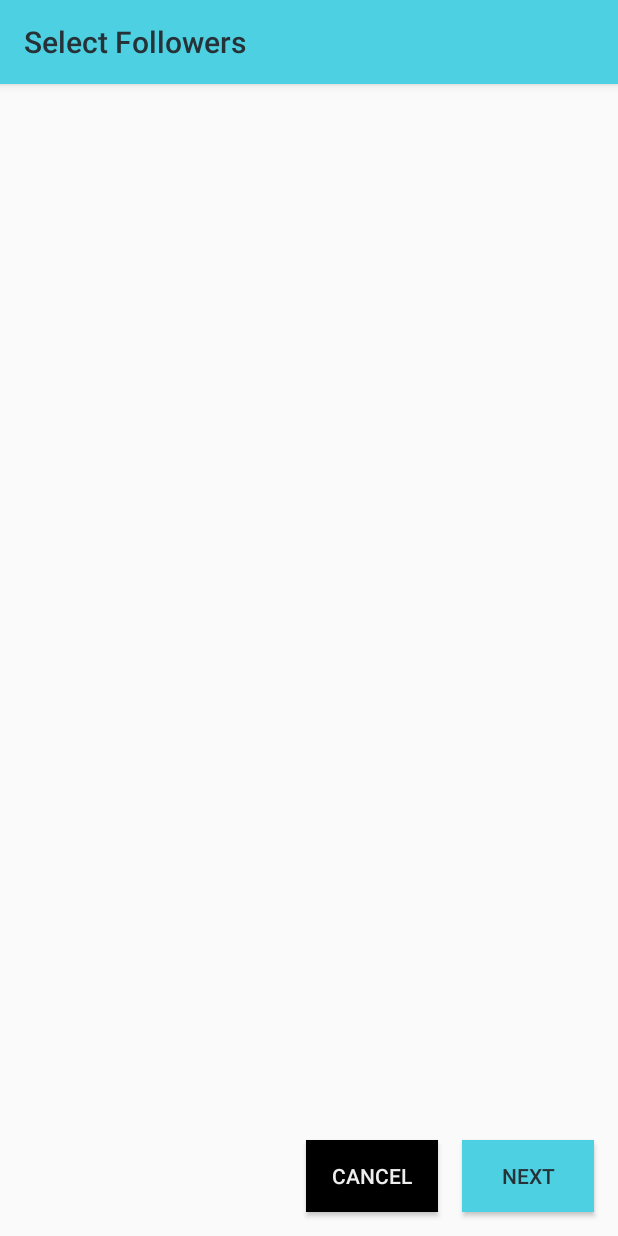
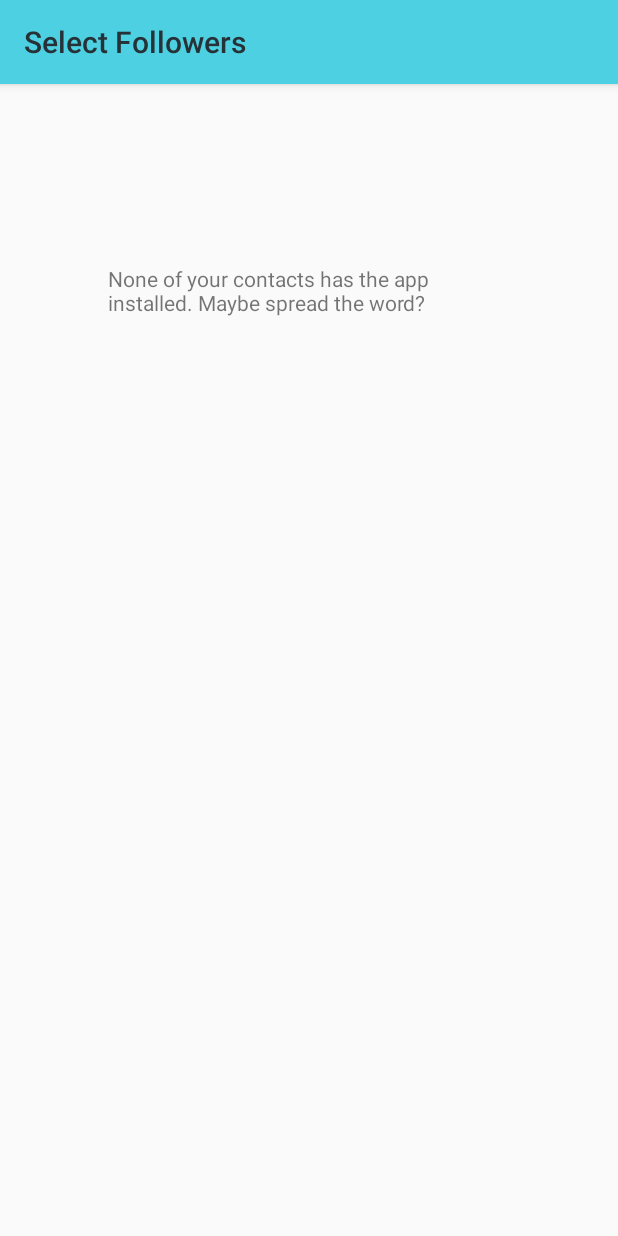
Before and after one commit to DBSE-teaching/isee2018-Codefathers, an Android app: the SelectContacts screen opened directly, with no data from a screen before it, on a phone screen of 412 x 824 dp. Run offline under Robolectric (Android 15) with nearby library versions, the phone set to English and light mode, and no system bars; our stand-ins replace Firebase (no records; nobody signed in at launch, a user with empty details on screens opened directly); 3 statements that could not run were skipped.

Commit message:
fixed bugs on the contacts selection

```diff
--- a/Tripalert/app/build.gradle
+++ b/Tripalert/app/build.gradle
@@ -10,7 +10,7 @@ android {
     defaultConfig {
         applicationId "codefathers.tripalert"
         minSdkVersion 16
-        targetSdkVersion 27
+        targetSdkVersion 22
         versionCode 1
         multiDexEnabled true
         versionName "1.0"
--- a/Tripalert/app/src/main/java/codefathers/tripalert/activities/PhoneAuthActivity.java
+++ b/Tripalert/app/src/main/java/codefathers/tripalert/activities/PhoneAuthActivity.java
@@ -107,7 +107,7 @@ private final String MVERIFICATION_ID = null;
                 //     detect the incoming verification SMS and perform verification without
                 //     user action.
                 Log.d(TAG, "onVerificationCompleted:" + credential);
-                Log.d(TAG, "onVerificationCompleted:" + credential.toString());
+                Log.d(TAG,  "onVerificationCompleted:" + credential.toString());
                 Log.d(TAG, "onVerificationCompleted:" + credential.getSignInMethod().toString());
                 // [START_EXCLUDE silent]
                 mVerificationInProgress = false;
--- a/Tripalert/app/src/main/java/codefathers/tripalert/activities/SelectContacts.java
+++ b/Tripalert/app/src/main/java/codefathers/tripalert/activities/SelectContacts.java
@@ -4,9 +4,15 @@ import android.arch.lifecycle.Observer;
 import android.arch.lifecycle.ViewModelProviders;
 import android.content.ContentResolver;
 import android.content.Intent;
+import android.content.pm.PackageManager;
 import android.database.Cursor;
+import android.graphics.Color;
+import android.os.Build;
 import android.provider.ContactsContract;
 import android.support.annotation.Nullable;
+import android.support.annotation.RequiresApi;
+import android.support.constraint.ConstraintLayout;
+import android.support.v4.content.ContextCompat;
 import android.support.v7.app.AppCompatActivity;
 import android.os.Bundle;
 import android.view.View;
@@ -31,6 +37,8 @@ public class SelectContacts extends AppCompatActivity implements NextStepActivit
 
     private Tracking tracking;
     private SelectConctactsViewModel viewModel;
+    private static final int PERMISSIONS_REQUEST_READ_CONTACTS = 100;
+
     @Override
     protected void onCreate(Bundle savedInstanceState) {
         super.onCreate(savedInstanceState);
@@ -42,7 +50,12 @@ public class SelectContacts extends AppCompatActivity implements NextStepActivit
             @Override
             public void onChanged(@Nullable List<AppUser> appUsers) {
 
-                createAppUserView(viewModel.getFilteredContacts(appUsers));
+                List<AppUser> filteredContacts = viewModel.getFilteredContacts(appUsers);
+                if(filteredContacts != null ){
+                    createAppUserView(filteredContacts);
+                }else{
+                    onNoFilteredContacts();
+                }
             }
 
         });
@@ -50,18 +63,18 @@ public class SelectContacts extends AppCompatActivity implements NextStepActivit
     }
     @Override
     public void onNext(View v) {
-        AppUser user3 = new AppUser("3333333333");
-        AppUser user4 = new AppUser("5555555555");
-        AppUser user5 = new AppUser("2222222222");
-        onClickContact(user3);
-        onClickContact(user4);
-        onClickContact(user3);
         setFollowers();
-        if(tracking.getCreator().getFollowers() != null){
+        if(tracking.getCreator().getFollowers() != null ){
+            if(tracking.getCreator().getFollowers().size() != 0){
+                Intent intent = new Intent(SelectContacts.this,ConfirmTracking.class);
+                intent.putExtras(getBundle());
+                startActivity(intent);
+            }else{
+                String msg = getString(R.string.cannotProcceedFollowers);
+                Toast toast = Toast.makeText(getApplicationContext(), msg, Toast.LENGTH_SHORT);
+                toast.show();
+            }
 
-            Intent intent = new Intent(SelectContacts.this,ConfirmTracking.class);
-            intent.putExtras(getBundle());
-            startActivity(intent);
         }else{
             String msg = getString(R.string.cannotProcceedFollowers);
             Toast toast = Toast.makeText(getApplicationContext(), msg, Toast.LENGTH_SHORT);
@@ -133,7 +146,7 @@ public class SelectContacts extends AppCompatActivity implements NextStepActivit
                     {
                         String phoneNumber = cursor2.getString(cursor2.getColumnIndex(ContactsContract.CommonDataKinds.Phone.NUMBER));
 
-                        AppUser user = new AppUser(phoneNumber);
+                        AppUser user = new AppUser(phoneNumber.replaceAll("\\s+",""));
                         user.setUserName(name);
                         user.setChecked(false);
                         viewModel.addContact(user);
@@ -146,31 +159,32 @@ public class SelectContacts extends AppCompatActivity implements NextStepActivit
 
     }
 
+    private void onNoFilteredContacts(){
+     findViewById(R.id.contacts).setVisibility(View.INVISIBLE);
+     findViewById(R.id.noContacts).setVisibility(View.VISIBLE);
+
+    }
+
     private void createAppUserView(List<AppUser> contacts ){
         /* TODO:[ILIAS] create the logic behind displaying the contacts
             here define any logic in order to create the listview (or whatever u
             choose) for the displayed contacts, you dont need to worry about
             filtering the contacts, or how you get this contacts list.
          */
-
-
         ListView listView = (ListView) findViewById(R.id.lvContacts);
-
         final ContactsAdapter adapter = new ContactsAdapter(this,contacts);
         listView.setAdapter(adapter);
-
         listView.setOnItemClickListener(new AdapterView.OnItemClickListener() {
             @Override
             public void onItemClick(AdapterView<?> adapterView, View view, int i, long l) {
+
                 AppUser contact = contacts.get(i);
-
                 boolean isChecked = onClickContact(contact);
-
                 contact.setChecked(isChecked);
 
                 contacts.set(i,contact);
+                adapter.updateRecords(contacts);
 
-                adapter.updateRecords(contacts);
             }
         });
 
--- a/Tripalert/app/src/main/java/codefathers/tripalert/activities/SpecifyDetails.java
+++ b/Tripalert/app/src/main/java/codefathers/tripalert/activities/SpecifyDetails.java
@@ -183,7 +183,11 @@ public class SpecifyDetails extends AppCompatActivity implements NextStepActivit
      */
     private void setEstimatedTime(){
         EditText string  = (EditText) findViewById(R.id.estimatedTImeField);
-        estimatedTime = Integer.parseInt(string.getText().toString());
+        try{
+            estimatedTime = Integer.parseInt(string.getText().toString());
+        }catch (NumberFormatException e){
+            estimatedTime = 0;
+        }
         }
     /**
      * event that handles the on back click event.
--- a/Tripalert/app/src/main/java/codefathers/tripalert/models/AppUser.java
+++ b/Tripalert/app/src/main/java/codefathers/tripalert/models/AppUser.java
@@ -119,7 +119,10 @@ public class AppUser implements Serializable{
      */
     @Override
     public boolean equals(Object obj){
-        return (this.phoneNumber.equals(((AppUser)obj).phoneNumber));
+        //compare the phonenumber without whitespace.
+        String myPhoneNumber = this.phoneNumber;
+        String objPhoneNumber = ((AppUser)obj).phoneNumber;
+        return (this.phoneNumber.equals(objPhoneNumber));
     }
 
     /**
--- a/Tripalert/app/src/main/java/codefathers/tripalert/viewModels/SelectConctactsViewModel.java
+++ b/Tripalert/app/src/main/java/codefathers/tripalert/viewModels/SelectConctactsViewModel.java
@@ -68,21 +68,10 @@ public class SelectConctactsViewModel extends AndroidViewModel {
          */
         //load here the users as list.
         List<AppUser> userList = new ArrayList<AppUser>();
-        userList.add(new AppUser("+30 694 386 4227"));
-        userList.add(new AppUser("+30 694 386 4227"));
-        userList.add(new AppUser("+30 694 386 4227"));
-        userList.add(new AppUser("+30 694 386 4227"));
-        userList.add(new AppUser("+30 694 386 4227"));
-        userList.add(new AppUser("+30 694 386 4227"));
-        userList.add(new AppUser("+30 694 386 4227"));
-        userList.add(new AppUser("+30 694 386 4227"));
-        userList.add(new AppUser("+30 694 386 4227"));
-        userList.add(new AppUser("+30 694 386 4227"));
-        userList.add(new AppUser("+30 694 386 4227"));
-        userList.add(new AppUser("+30 694 386 4227"));
-
-        userList.add(new AppUser("222222222"));
-        userList.add(new AppUser("333333333"));
+        userList.add(new AppUser("+306943864227"));
+        userList.add(new AppUser("+4915251956592"));
+        userList.add(new AppUser("+306972834844"));
+        userList.add(new AppUser("+4915730263379"));
         userList.add(new AppUser("444444444"));
         userList.add(new AppUser("555555555"));
         userList.add(new AppUser("666666666"));
--- a/Tripalert/app/src/main/res/layout/activity_select_contacts.xml
+++ b/Tripalert/app/src/main/res/layout/activity_select_contacts.xml
@@ -6,19 +6,10 @@
     android:layout_height="match_parent"
     tools:context=".activities.SelectContacts">
 
-    <Button
-        android:id="@+id/next"
-        android:layout_width="wrap_content"
-        android:layout_height="wrap_content"
-        android:layout_marginBottom="16dp"
-        android:layout_marginEnd="16dp"
-        android:layout_marginRight="16dp"
-        android:background="@color/colorNextAction"
-        android:onClick="onNext"
-        android:text="@string/next"
-        app:layout_constraintBottom_toBottomOf="parent"
-        app:layout_constraintEnd_toEndOf="parent"
-        tools:text="@string/next" />
+    <android.support.constraint.ConstraintLayout
+        android:id="@+id/contacts"
+        android:layout_width="match_parent"
+        android:layout_height="match_parent">
 
         <Button
             android:id="@+id/on"
@@ -38,6 +29,48 @@
         <ListView
             android:id="@+id/lvContacts"
             android:layout_width="match_parent"
-        android:layout_height="384dp"
-        android:layout_centerInParent="true" />
+            android:layout_height="394dp"
+            android:layout_centerInParent="true">
+
+        </ListView>
+
+        <Button
+            android:id="@+id/next"
+            android:layout_width="wrap_content"
+            android:layout_height="wrap_content"
+            android:layout_marginBottom="16dp"
+            android:layout_marginEnd="16dp"
+            android:layout_marginRight="16dp"
+            android:background="@color/colorNextAction"
+            android:onClick="onNext"
+            android:text="@string/next"
+            app:layout_constraintBottom_toBottomOf="parent"
+            app:layout_constraintEnd_toEndOf="parent"
+            tools:text="@string/next" />
+
     </android.support.constraint.ConstraintLayout>
+
+    <android.support.constraint.ConstraintLayout
+        android:id="@+id/noContacts"
+        android:layout_width="match_parent"
+        android:layout_height="match_parent"
+        android:visibility="invisible"
+        tools:visibility="invisible">
+
+        <TextView
+            android:id="@+id/textView7"
+            android:layout_width="236dp"
+            android:layout_height="124dp"
+            android:layout_marginEnd="8dp"
+            android:layout_marginLeft="72dp"
+            android:layout_marginRight="8dp"
+            android:layout_marginStart="72dp"
+            android:layout_marginTop="120dp"
+            android:text="@string/noContacts"
+            app:layout_constraintEnd_toEndOf="parent"
+            app:layout_constraintHorizontal_bias="0.0"
+            app:layout_constraintStart_toStartOf="parent"
+            app:layout_constraintTop_toTopOf="parent" />
+    </android.support.constraint.ConstraintLayout>
+
+</android.support.constraint.ConstraintLayout>
--- a/Tripalert/app/src/main/res/values/strings.xml
+++ b/Tripalert/app/src/main/res/values/strings.xml
@@ -30,6 +30,7 @@
     <string name="cannotProcceedDetails"> Make sure you fill out all details</string>
     <string name="cannotProcceedGoBack"> You cant go back, press cancel to go to the home screen </string>
     <string name="cannotProcceedFollowers"> Please select some contacts as followers. </string>
+    <string name="noContacts"> None of your contacts has the app installed. Maybe spread the word?</string>
     <!-- -->
     <!-- -->
     <!-- -->
```
Also changed, not shown: Tripalert/app/src/main/java/codefathers/tripalert/adapters/ContactsAdapter.java (+4 -5 lines), Tripalert/app/src/main/res/layout/contact_listview.xml (+9 -16 lines). Lines whose indentation alone changed are shown as unchanged.
